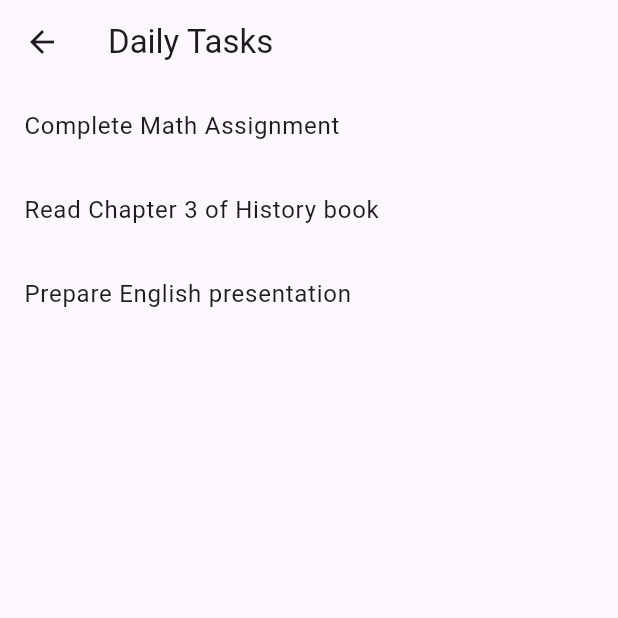
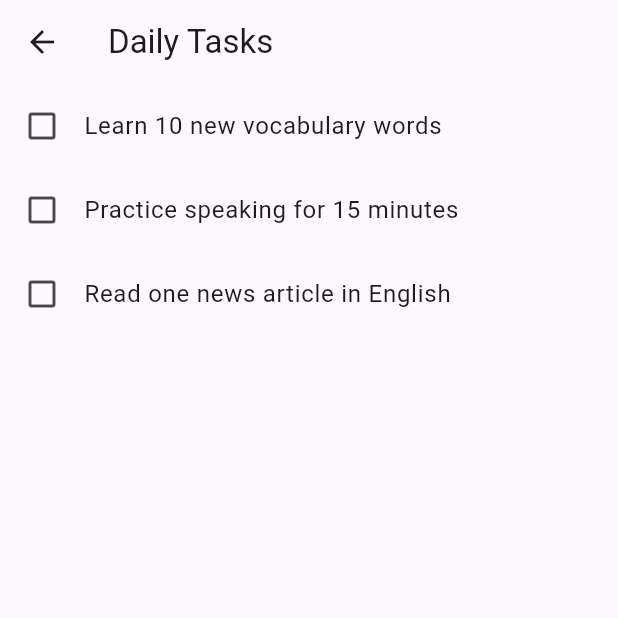
Before and after one commit to aduoke33/2025_LTTBDD_N05_Nhom_4, a Flutter app: the DailyTasksScreen screen opened directly, on a phone screen of 412 x 824 dp, the top half of it. Run offline on Flutter 3.47's test engine with Material 3 defaults, Android fonts, the phone set to English and light mode, and no system bars.

Commit message:
daily tasks screen and update tests

```diff
--- a/lib/screens/daily_tasks_screen.dart
+++ b/lib/screens/daily_tasks_screen.dart
@@ -1,13 +1,4 @@
 import 'package:flutter/material.dart';
-
-// simple data model for a task
-class Task {
-  final String id;
-  String title;
-  bool isCompleted;
-
-  Task({required this.id, required this.title, this.isCompleted = false});
-}
 
 class DailyTasksScreen extends StatefulWidget {
   const DailyTasksScreen({super.key});
@@ -17,21 +8,25 @@ class DailyTasksScreen extends StatefulWidget {
 }
 
 class _DailyTasksScreenState extends State<DailyTasksScreen> {
-  final List<Task> _tasks = [
-    Task(id: '1', title: 'Complete Math Assignment', isCompleted: true),
-    Task(id: '2', title: 'Read Chapter 3 of History book'),
-    Task(id: '3', title: 'Prepare English presentation'),
+  final List<String> _tasks = [
+    'Learn 10 new vocabulary words',
+    'Practice speaking for 15 minutes',
+    'Read one news article in English',
   ];
 
   @override
   Widget build(BuildContext context) {
     return Scaffold(
-      appBar: AppBar(title: const Text('Daily Tasks')),
+      appBar: AppBar(
+        title: const Text('Daily Tasks'),
+      ),
       body: ListView.builder(
         itemCount: _tasks.length,
         itemBuilder: (context, index) {
-          final task = _tasks[index];
-          return ListTile(title: Text(task.title));
+          return ListTile(
+            title: Text(_tasks[index]),
+            leading: const Icon(Icons.check_box_outline_blank),
+          );
         },
       ),
     );
```
Also changed, not shown: 1 other file.
